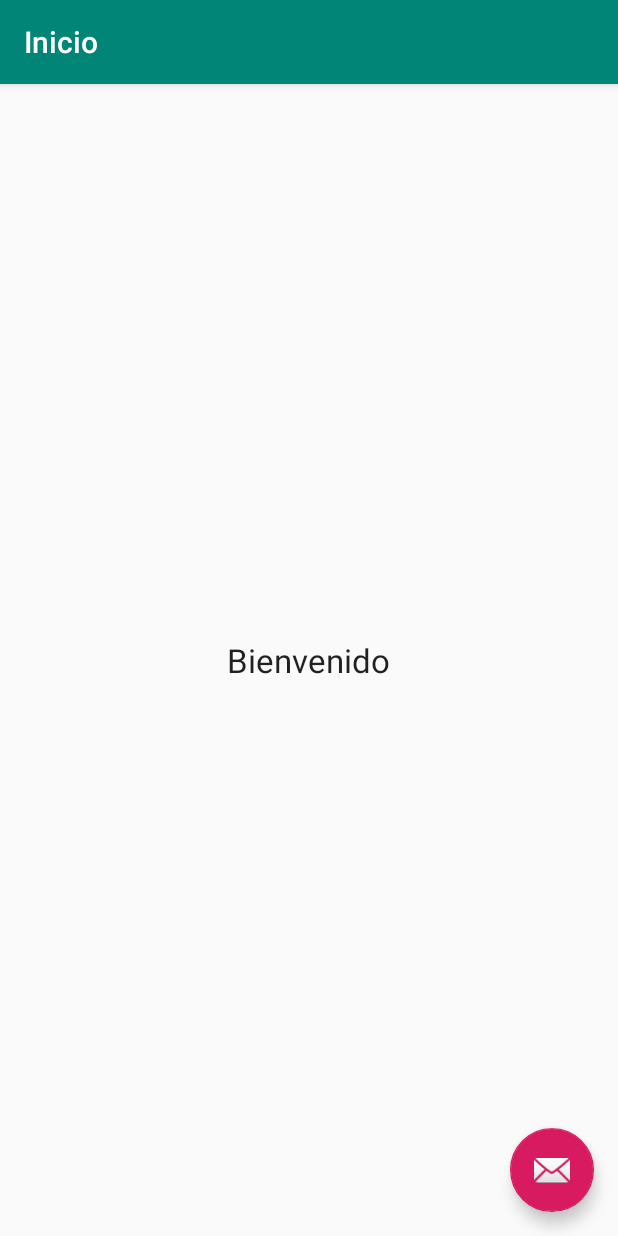
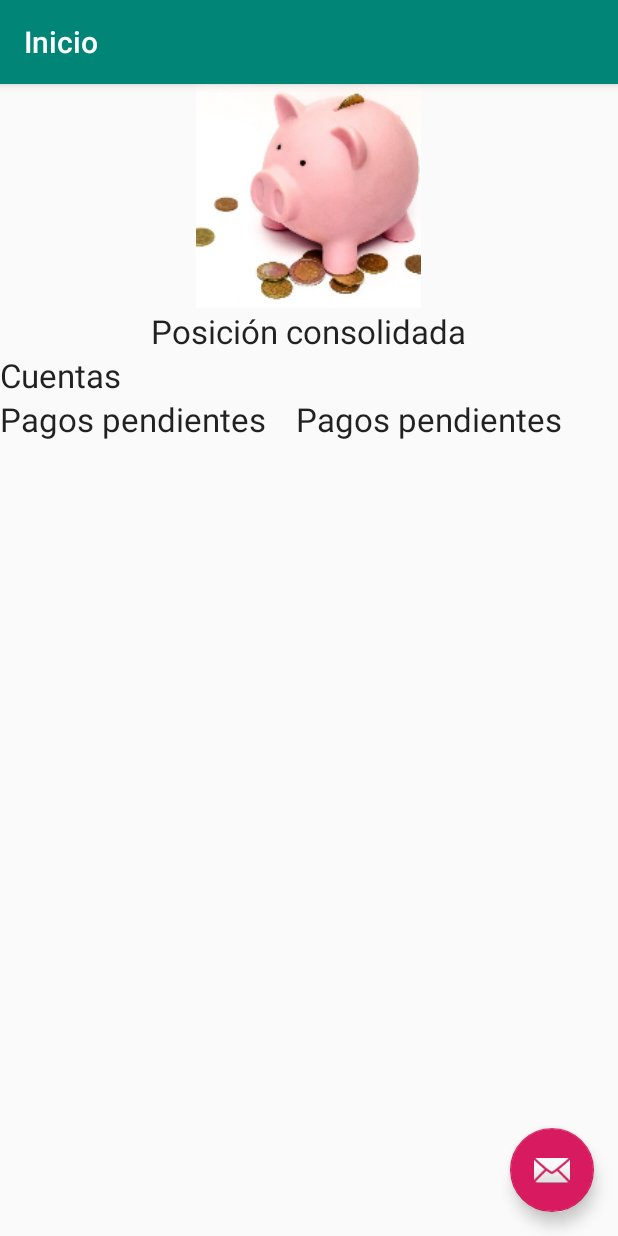
Before and after one commit to xavierowl/Banco_App_Cliente, an Android app: the Inicio screen opened directly, with no data from a screen before it, on a phone screen of 412 x 824 dp. Run offline under Robolectric (Android 15) with nearby library versions, the phone set to English and light mode, and no system bars.

```diff
--- a/app/src/main/res/layout/content_inicio.xml
+++ b/app/src/main/res/layout/content_inicio.xml
@@ -6,13 +6,61 @@
     android:layout_height="match_parent"
     app:layout_behavior="@string/appbar_scrolling_view_behavior"
     tools:context=".Inicio"
-    tools:showIn="@layout/activity_inicio"
-    android:gravity="center">
-    <TextView
-        android:layout_width="wrap_content"
+    tools:showIn="@layout/activity_inicio">
+    <LinearLayout
+        android:layout_width="match_parent"
         android:layout_height="wrap_content"
-        android:text="Bienvenido"
-        android:textAppearance="@android:style/TextAppearance.Large">
-    </TextView>
-
+        android:orientation="vertical">
+        <LinearLayout
+            android:id="@+id/lBienvenida"
+            android:layout_width="match_parent"
+            android:layout_height="wrap_content"
+            android:orientation="vertical"
+            android:gravity="center">
+            <ImageView
+                android:layout_width="250dp"
+                android:layout_height="150dp"
+                android:src="@mipmap/ic_launcher_foreground">
+            </ImageView>
+            <TextView
+                android:layout_width="wrap_content"
+                android:layout_height="wrap_content"
+                android:text="Posición consolidada"
+                android:textAppearance="@android:style/TextAppearance.Large"/>
+        </LinearLayout>
+        <LinearLayout
+            android:id="@+id/lContenido"
+            android:layout_width="match_parent"
+            android:layout_height="wrap_content">
+            <LinearLayout
+                android:layout_width="match_parent"
+                android:layout_height="wrap_content"
+                android:orientation="vertical">
+                <TextView
+                    android:layout_width="wrap_content"
+                    android:layout_height="wrap_content"
+                    android:text="Cuentas"
+                    android:textAppearance="@android:style/TextAppearance.Large"/>
+                <LinearLayout
+                    android:layout_width="match_parent"
+                    android:layout_height="wrap_content">
+                    <TextView
+                        android:layout_width="wrap_content"
+                        android:layout_height="wrap_content"
+                        android:text="Pagos pendientes"
+                        android:paddingRight="20dp"
+                        android:textAppearance="@style/TextAppearance.AppCompat.Large">
+                    </TextView>
+                    <TextView
+                        android:id="@+id/saldoPendiente"
+                        android:layout_width="wrap_content"
+                        android:layout_height="wrap_content"
+                        android:text="Pagos pendientes"
+                        android:paddingRight="20dp"
+                        android:textAppearance="@style/TextAppearance.AppCompat.Large">
+                    </TextView>
+                </LinearLayout>
+            </LinearLayout>
+        </LinearLayout>
+    </LinearLayout>
 </RelativeLayout>
--- a/app/src/main/res/values/colors.xml
+++ b/app/src/main/res/values/colors.xml
@@ -4,4 +4,5 @@
     <color name="colorPrimaryDark">#00574B</color>
     <color name="colorAccent">#D81B60</color>
     <color name="mtrl_textinput_default_box_stroke_color" tools:override="true">#ffff</color>
+    <color name="holo_blue_darkest">#083B96</color>
 </resources>
--- a/app/src/main/res/values/strings.xml
+++ b/app/src/main/res/values/strings.xml
@@ -2,4 +2,6 @@
     <string name="app_name">MashiBank</string>
     <string name="action_settings">Settings</string>
     <string name="title_activity_inicio">Inicio</string>
+    <string name="olvidoContra">Olvidé mi contraseña</string>
+    <string name="nombreBanco">Mashi Bank</string>
 </resources>
```
Also changed, not shown: app/src/main/java/com/example/mashibank/MainActivity.java (+90 -32 lines), app/src/main/res/layout/cabecera.xml (added, +13 -0 lines), app/src/main/res/layout/content_main.xml (+9 -9 lines).
